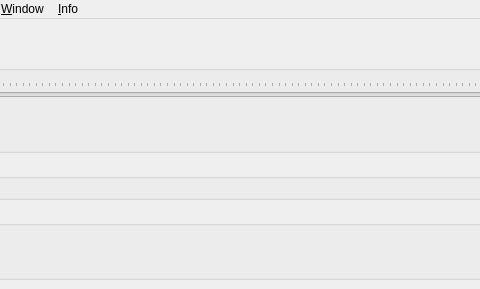
Qt form src/UserInterface/src/MainWindow.ui (till213/SkyDolly) before a commit; both pictures show x 189 to 669 and y 0 to 289 of the 826 by 289 pixel window.
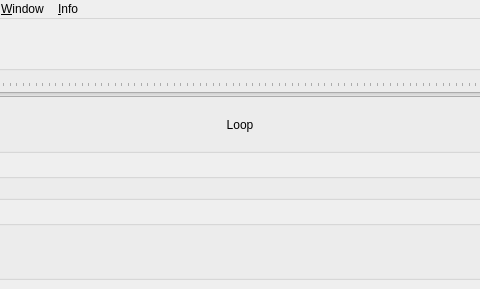
The same form after that commit. Icons and pictures are not drawn. Custom widgets are drawn as their Qt base class.

Diff of the .ui file:
```diff
--- a/src/UserInterface/src/MainWindow.ui
+++ b/src/UserInterface/src/MainWindow.ui
@@ -261,6 +261,45 @@
              <property name="text">
               <string/>
              </property>
+             <property name="iconSize">
+              <size>
+               <width>20</width>
+               <height>20</height>
+              </size>
+             </property>
+             <property name="flat">
+              <bool>true</bool>
+             </property>
+            </widget>
+           </item>
+           <item>
+            <widget class="QPushButton" name="replayLoopPushButton">
+             <property name="minimumSize">
+              <size>
+               <width>0</width>
+               <height>32</height>
+              </size>
+             </property>
+             <property name="text">
+              <string>Loop</string>
+             </property>
+             <property name="icon">
+              <iconset resource="../res/SkyDolly.qrc">
+               <normaloff>:/img/icons/play-loop-normal.png</normaloff>
+               <normalon>:/img/icons/play-loop-normal-on.png</normalon>:/img/icons/play-loop-normal.png</iconset>
+             </property>
+             <property name="iconSize">
+              <size>
+               <width>22</width>
+               <height>20</height>
+              </size>
+             </property>
+             <property name="checkable">
+              <bool>true</bool>
+             </property>
+             <property name="checked">
+              <bool>false</bool>
+             </property>
              <property name="flat">
               <bool>true</bool>
              </property>
```
Left out of the diff: 44 changed lines with no effect on the pictures.
